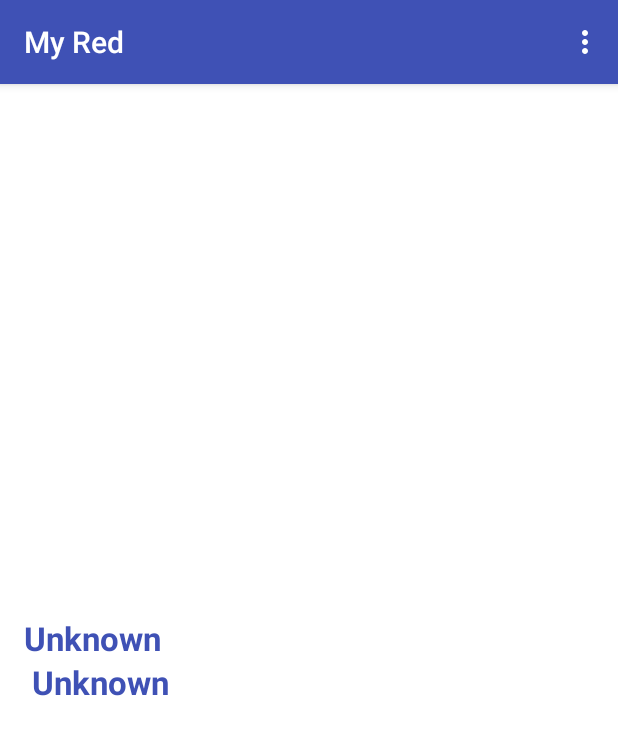
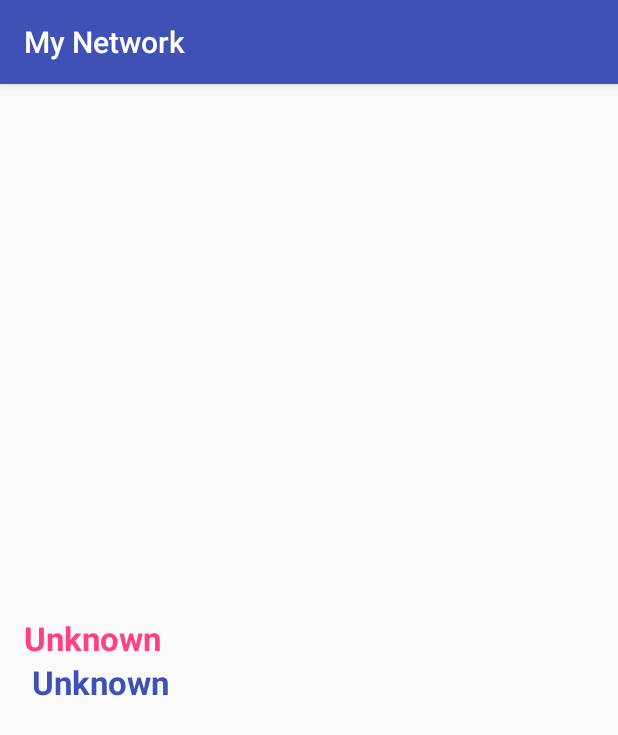
Before and after one commit to torrentcome/red, an Android app: the screen it shows after launch (MainActivity), on a phone screen of 412 x 824 dp. Shown: the top 735 px of the screen. Run offline under Robolectric (Android 15) with nearby library versions, the phone set to English and light mode, and no system bars.

Commit message:
(cleanup) suppress some

```diff
--- a/app/src/main/AndroidManifest.xml
+++ b/app/src/main/AndroidManifest.xml
@@ -2,7 +2,7 @@
 <manifest xmlns:android="http://schemas.android.com/apk/res/android"
     package="torrentcome.myapplication">
 
-    <uses-permission android:name="android.permission.ACCESS_NETWORK_STATE"></uses-permission>
+    <uses-permission android:name="android.permission.ACCESS_NETWORK_STATE" />
 
     <application
         android:allowBackup="true"
--- a/app/src/main/java/torrentcome/myred/MainActivity.java
+++ b/app/src/main/java/torrentcome/myred/MainActivity.java
@@ -1,121 +1,50 @@
 package torrentcome.myred;
 
+import android.content.Context;
 import android.os.Bundle;
 import android.support.v7.app.AppCompatActivity;
-import android.util.Log;
-import android.view.Menu;
-import android.view.MenuItem;
-import android.view.View;
-import android.widget.LinearLayout;
+import android.telephony.PhoneStateListener;
+import android.telephony.ServiceState;
+import android.telephony.TelephonyManager;
 import android.widget.TextView;
-import io.reactivex.BackpressureStrategy;
-import io.reactivex.Flowable;
-import io.reactivex.FlowableEmitter;
-import io.reactivex.FlowableOnSubscribe;
-import io.reactivex.functions.Consumer;
-import org.reactivestreams.Subscriber;
-import org.reactivestreams.Subscription;
+
 import torrentcome.myapplication.R;
 
 public class MainActivity extends AppCompatActivity {
 
     private TextView textView1, textView2;
+    private TelephonyManager mTelephonyManager;
+    private final PhoneStateListener phoneStateListener = new PhoneStateListener() {
+        @Override
+        public void onServiceStateChanged(ServiceState serviceState) {
+            super.onServiceStateChanged(serviceState);
+            if (mTelephonyManager != null) {
+                set(mTelephonyManager.getNetworkType());
+            }
+        }
+    };
 
     @Override
     protected void onCreate(Bundle savedInstanceState) {
         super.onCreate(savedInstanceState);
         setContentView(R.layout.content_main);
 
-        LinearLayout linearLayout = (LinearLayout) findViewById(R.id.linear);
-        textView1 = (TextView) findViewById(R.id.textview1);
-        textView2 = (TextView) findViewById(R.id.textview2);
+        textView1 = findViewById(R.id.textview1);
+        textView2 = findViewById(R.id.textview2);
 
-        /*
-        *  EXERCISE UNDERSTANDING OF THE RX STUFF
-        *  exo -- 1
-        * */
-        // observable
-        Flowable<String> observable1 = Flowable.create(new FlowableOnSubscribe<String>() {
-            @Override
-            public void subscribe(FlowableEmitter<String> e) throws Exception {
-                e.onNext("hello");
-                e.onNext("world");
-                e.onNext("!");
-                e.onComplete();
-            }
-        }, BackpressureStrategy.MISSING);
+        mTelephonyManager = (TelephonyManager)
+                getSystemService(Context.TELEPHONY_SERVICE);
 
-        // subscriber
-        Subscriber<String> subscriber1 = new Subscriber<String>() {
-            @Override
-            public void onSubscribe(Subscription s) {
-                Log.i("ex", "onSubscribe");
-            }
-
-            @Override
-            public void onNext(String s) {
-                Log.i("ex", s);
-            }
-
-            @Override
-            public void onError(Throwable t) {
-                Log.e("ex", "onError");
-                t.printStackTrace();
-            }
-
-            @Override
-            public void onComplete() {
-                Log.i("ex", "onComplete");
-            }
-        };
-        // observable subscribe to
-        observable1.subscribe(subscriber1);
-
-        /*
-        *  FUNCTIONALITY
-        * */
-        set();
-        if (linearLayout != null) {
-            linearLayout.setOnClickListener(new View.OnClickListener() {
-                @Override
-                public void onClick(View v) {
-                    set();
-                }
-            });
+        if (mTelephonyManager != null) {
+            mTelephonyManager.listen(phoneStateListener, PhoneStateListener.LISTEN_SERVICE_STATE);
+            set(mTelephonyManager.getNetworkType());
         }
     }
 
-    public void set() {
-        String networkClass = Connectivity.getNetworkClass(MainActivity.this);
-        Flowable.just(networkClass).subscribe(new Consumer<String>() {
-            @Override
-            public void accept(String s) throws Exception {
-                String[] tab = s.split("=");
-                textView1.setText(tab[0]);
-                textView2.setText(tab[1]);
-            }
-        });
-    }
-
-    @Override
-    public boolean onCreateOptionsMenu(Menu menu) {
-        // Inflate the menu; this adds items to the action bar if it is present.
-        getMenuInflater().inflate(R.menu.menu_main, menu);
-        return true;
-    }
-
-    @Override
-    public boolean onOptionsItemSelected(MenuItem item) {
-        // Handle action bar item clicks here. The action bar will
-        // automatically handle clicks on the Home/Up button, so long
-        // as you specify a parent activity in AndroidManifest.xml.
-        int id = item.getItemId();
-
-        //noinspection SimplifiableIfStatement
-        if (id == R.id.action_settings) {
-            return true;
-        }
-
-        return super.onOptionsItemSelected(item);
+    private void set(int type) {
+        String networkClass = Network.getNetworkClass(type);
+        String[] tab = networkClass.split("=");
+        textView1.setText(tab[0]);
+        textView2.setText(tab[1]);
     }
 }
--- a/app/src/main/java/torrentcome/myred/Connectivity.java
+++ b/app/src/main/java/torrentcome/myred/Network.java
@@ -1,6 +1,5 @@
 package torrentcome.myred;
 
-import android.content.Context;
 import android.telephony.TelephonyManager;
 
 /**
@@ -8,19 +7,16 @@ import android.telephony.TelephonyManager;
  * see the connectivity stuff
  */
 
-class Connectivity {
+class Network {
 
 
+    private Network() {
+    }
+
     /**
-     * Check if the connection is fast
-     *
-     * @param context  get the telephonyManager of the activity
-     * @return speed of the networks
+     * Check state of the connection
      */
-    static String getNetworkClass(Context context) {
-        TelephonyManager mTelephonyManager = (TelephonyManager)
-                context.getSystemService(Context.TELEPHONY_SERVICE);
-        int networkType = mTelephonyManager.getNetworkType();
+    static String getNetworkClass(int networkType) {
         switch (networkType) {
             case TelephonyManager.NETWORK_TYPE_GPRS:
                 return "NETWORK_TYPE_GPRS = 2G~ 100 kbps";
@@ -57,5 +53,4 @@ class Connectivity {
         }
     }
 
-
 }
--- a/app/src/main/res/layout/content_main.xml
+++ b/app/src/main/res/layout/content_main.xml
@@ -2,14 +2,12 @@
 <RelativeLayout xmlns:android="http://schemas.android.com/apk/res/android"
     android:layout_width="match_parent"
     android:layout_height="match_parent"
-    android:background="@color/white"
     android:paddingBottom="@dimen/activity_vertical_margin"
     android:paddingLeft="@dimen/activity_horizontal_margin"
     android:paddingRight="@dimen/activity_horizontal_margin"
     android:paddingTop="@dimen/activity_vertical_margin">
 
     <LinearLayout
-        android:id="@+id/linear"
         android:layout_width="match_parent"
         android:layout_height="wrap_content"
         android:layout_centerInParent="true"
@@ -19,7 +17,7 @@
             android:id="@+id/textview1"
             android:layout_width="wrap_content"
             android:layout_height="wrap_content"
-            android:textColor="@color/colorPrimary"
+            android:textColor="@color/colorAccent"
             android:textSize="22sp"
             android:textStyle="bold" />
 
--- a/app/src/main/res/menu/menu_main.xml
+++ /dev/null
@@ -1,10 +0,0 @@
-<menu xmlns:android="http://schemas.android.com/apk/res/android"
-    xmlns:app="http://schemas.android.com/apk/res-auto"
-    xmlns:tools="http://schemas.android.com/tools"
-    tools:context="torrentcome.myapplication.torrentcome.myred.MainActivity">
-    <item
-        android:id="@+id/action_settings"
-        android:orderInCategory="100"
-        android:title="@string/action_settings"
-        app:showAsAction="never" />
-</menu>
--- a/app/src/main/res/values/strings.xml
+++ b/app/src/main/res/values/strings.xml
@@ -1,4 +1,3 @@
 <resources>
-    <string name="app_name">My Red</string>
-    <string name="action_settings">Settings</string>
+    <string name="app_name">My Network</string>
 </resources>
--- a/build.gradle
+++ b/build.gradle
@@ -3,9 +3,10 @@
 buildscript {
     repositories {
         jcenter()
+        google()
     }
     dependencies {
-        classpath 'com.android.tools.build:gradle:2.1.0'
+        classpath 'com.android.tools.build:gradle:3.0.0'
 
         // NOTE: Do not place your application dependencies here; they belong
         // in the individual module build.gradle files
@@ -15,6 +16,7 @@ buildscript {
 allprojects {
     repositories {
         jcenter()
+        google()
     }
 }
 
```
Also changed, not shown: app/build.gradle (+5 -6 lines), app/src/main/res/layout/activity_main.xml (deleted, +0 -33 lines), gradle/wrapper/gradle-wrapper.properties.
